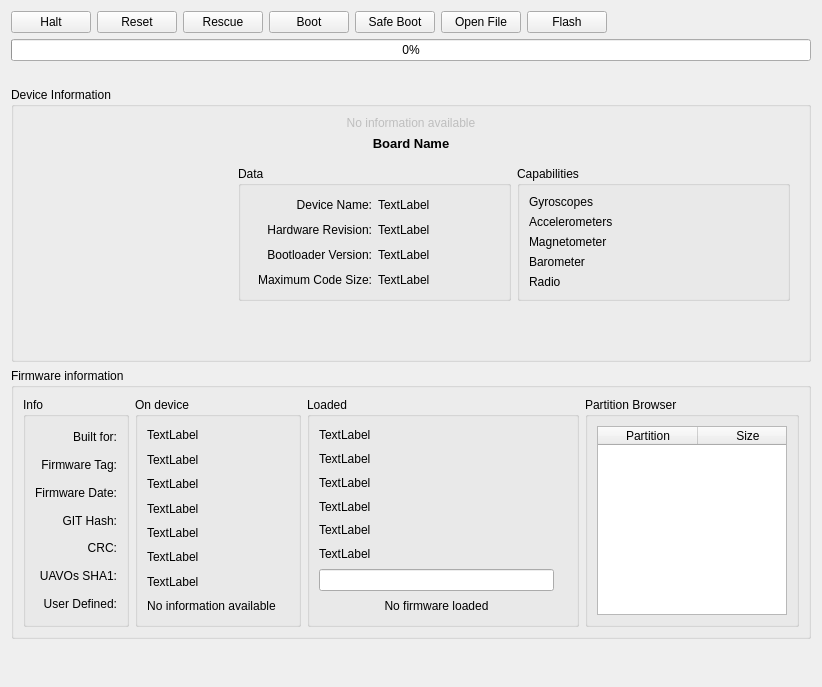
Qt form ground/gcs/src/plugins/uploader/uploader.ui (d-ronin/dRonin) before a commit.
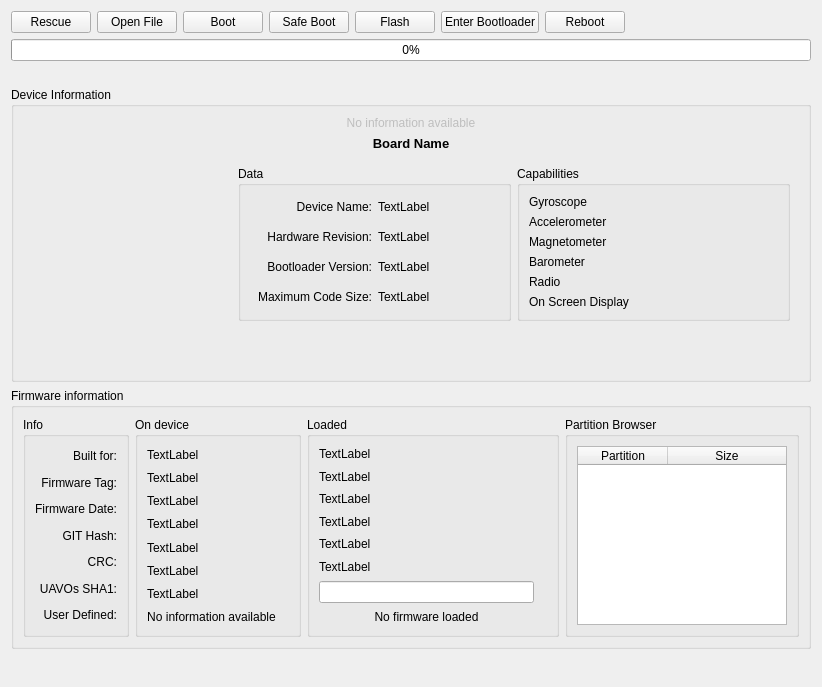
The same form after that commit. Icons and pictures are not drawn.

Commit message:
GCS:Uploader: Usability tweaks
Button visibility changed
OSD capability added
General small tweaks

What changed in the file:
```diff
--- a/ground/gcs/src/plugins/uploader/uploader.ui
+++ b/ground/gcs/src/plugins/uploader/uploader.ui
@@ -15,35 +15,7 @@
   </property>
   <layout class="QVBoxLayout" name="verticalLayout">
    <item>
-    <layout class="QHBoxLayout" name="horizontalLayout">
-     <item>
-      <widget class="QPushButton" name="haltButton">
-       <property name="enabled">
-        <bool>true</bool>
-       </property>
-       <property name="toolTip">
-        <string>&lt;html&gt;&lt;head/&gt;&lt;body&gt;&lt;p&gt;Tells the controller to enter&lt;/p&gt;&lt;p&gt;bootloader mode.&lt;/p&gt;&lt;p&gt;(Only enabled if telemetry link is established trough USB)&lt;/p&gt;&lt;/body&gt;&lt;/html&gt;</string>
-       </property>
-       <property name="text">
-        <string>Halt</string>
-       </property>
-      </widget>
-     </item>
-     <item>
-      <widget class="QPushButton" name="resetButton">
-       <property name="enabled">
-        <bool>true</bool>
-       </property>
-       <property name="toolTip">
-        <string>Reset the system.
-(Only enabled if telemetry link is established, either
-through serial or USB)</string>
-       </property>
-       <property name="text">
-        <string>Reset</string>
-       </property>
-      </widget>
-     </item>
+    <layout class="QHBoxLayout" name="bootloaderButtons">
      <item>
       <widget class="QPushButton" name="rescueButton">
        <property name="toolTip">
@@ -57,6 +29,16 @@
        </property>
       </widget>
      </item>
+     <item>
+      <widget class="QPushButton" name="openButton">
+       <property name="toolTip">
+        <string>&lt;html&gt;&lt;head/&gt;&lt;body&gt;&lt;p&gt;Opens a file containing the firmware you wish to flash&lt;/p&gt;&lt;/body&gt;&lt;/html&gt;</string>
+       </property>
+       <property name="text">
+        <string>Open File</string>
+       </property>
+      </widget>
+     </item>
      <item>
       <widget class="QPushButton" name="bootButton">
        <property name="enabled">
@@ -83,16 +65,6 @@
        </property>
       </widget>
      </item>
-     <item>
-      <widget class="QPushButton" name="openButton">
-       <property name="toolTip">
-        <string>&lt;html&gt;&lt;head/&gt;&lt;body&gt;&lt;p&gt;Opens a file containing the firmware you wish to flash&lt;/p&gt;&lt;/body&gt;&lt;/html&gt;</string>
-       </property>
-       <property name="text">
-        <string>Open File</string>
-       </property>
-      </widget>
-     </item>
      <item>
       <widget class="QPushButton" name="flashButton">
        <property name="toolTip">
@@ -103,6 +75,46 @@
        </property>
       </widget>
      </item>
+     <item>
+      <widget class="QPushButton" name="haltButton">
+       <property name="enabled">
+        <bool>true</bool>
+       </property>
+       <property name="maximumSize">
+        <size>
+         <width>16777215</width>
+         <height>25</height>
+        </size>
+       </property>
+       <property name="toolTip">
+        <string>&lt;html&gt;&lt;head/&gt;&lt;body&gt;&lt;p&gt;Tells the controller to enter bootloader mode.&lt;/p&gt;&lt;p&gt;(Only enabled if telemetry link is established)&lt;/p&gt;&lt;/body&gt;&lt;/html&gt;</string>
+       </property>
+       <property name="text">
+        <string>Enter Bootloader</string>
+       </property>
+      </widget>
+     </item>
+     <item>
+      <widget class="QPushButton" name="resetButton">
+       <property name="enabled">
+        <bool>true</bool>
+       </property>
+       <property name="maximumSize">
+        <size>
+         <width>16777215</width>
+         <height>25</height>
+        </size>
+       </property>
+       <property name="toolTip">
+        <string>Reset the system.
+(Only enabled if telemetry link is established, either
+through serial or USB)</string>
+       </property>
+       <property name="text">
+        <string>Reboot</string>
+       </property>
+      </widget>
+     </item>
      <item>
       <spacer name="horizontalSpacer">
        <property name="orientation">
@@ -258,6 +270,12 @@
                 <layout class="QHBoxLayout" name="horizontalLayout_3">
                  <item>
                   <widget class="QGroupBox" name="dataGB">
+                   <property name="maximumSize">
+                    <size>
+                     <width>300</width>
+                     <height>16777215</height>
+                    </size>
+                   </property>
                    <property name="title">
                     <string>Data</string>
                    </property>
@@ -342,14 +360,14 @@
                     <item>
                      <widget class="QLabel" name="gyroCap_lbl">
                       <property name="text">
-                       <string>Gyroscopes</string>
+                       <string>Gyroscope</string>
                       </property>
                      </widget>
                     </item>
                     <item>
                      <widget class="QLabel" name="accCap_lbl">
                       <property name="text">
-                       <string>Accelerometers</string>
+                       <string>Accelerometer</string>
                       </property>
                      </widget>
                     </item>
@@ -374,6 +392,13 @@
                       </property>
                      </widget>
                     </item>
+                    <item>
+                     <widget class="QLabel" name="osdCap_lbl">
+                      <property name="text">
+                       <string>On Screen Display</string>
+                      </property>
+                     </widget>
+                    </item>
                    </layout>
                   </widget>
                  </item>
@@ -408,6 +433,12 @@
          <layout class="QHBoxLayout" name="horizontalLayout_4">
           <item>
            <widget class="QGroupBox" name="groupBox">
+            <property name="sizePolicy">
+             <sizepolicy hsizetype="Fixed" vsizetype="Preferred">
+              <horstretch>0</horstretch>
+              <verstretch>0</verstretch>
+             </sizepolicy>
+            </property>
             <property name="title">
              <string>Info</string>
             </property>
@@ -664,6 +695,12 @@
           </item>
           <item>
            <widget class="QGroupBox" name="partitionBrowserGB">
+            <property name="sizePolicy">
+             <sizepolicy hsizetype="Fixed" vsizetype="Preferred">
+              <horstretch>0</horstretch>
+              <verstretch>0</verstretch>
+             </sizepolicy>
+            </property>
             <property name="title">
              <string>Partition Browser</string>
             </property>
@@ -676,9 +713,15 @@
                  <verstretch>0</verstretch>
                 </sizepolicy>
                </property>
+               <property name="minimumSize">
+                <size>
+                 <width>210</width>
+                 <height>0</height>
+                </size>
+               </property>
                <property name="maximumSize">
                 <size>
-                 <width>190</width>
+                 <width>210</width>
                  <height>16777215</height>
                 </size>
                </property>
@@ -688,6 +731,15 @@
                <property name="editTriggers">
                 <set>QAbstractItemView::NoEditTriggers</set>
                </property>
+               <attribute name="horizontalHeaderDefaultSectionSize">
+                <number>90</number>
+               </attribute>
+               <attribute name="horizontalHeaderMinimumSectionSize">
+                <number>90</number>
+               </attribute>
+               <attribute name="horizontalHeaderStretchLastSection">
+                <bool>true</bool>
+               </attribute>
                <attribute name="verticalHeaderVisible">
                 <bool>false</bool>
                </attribute>
```
Left out of the diff: 17 changed lines with no effect on the pictures. The commit also changes 2 other files.
